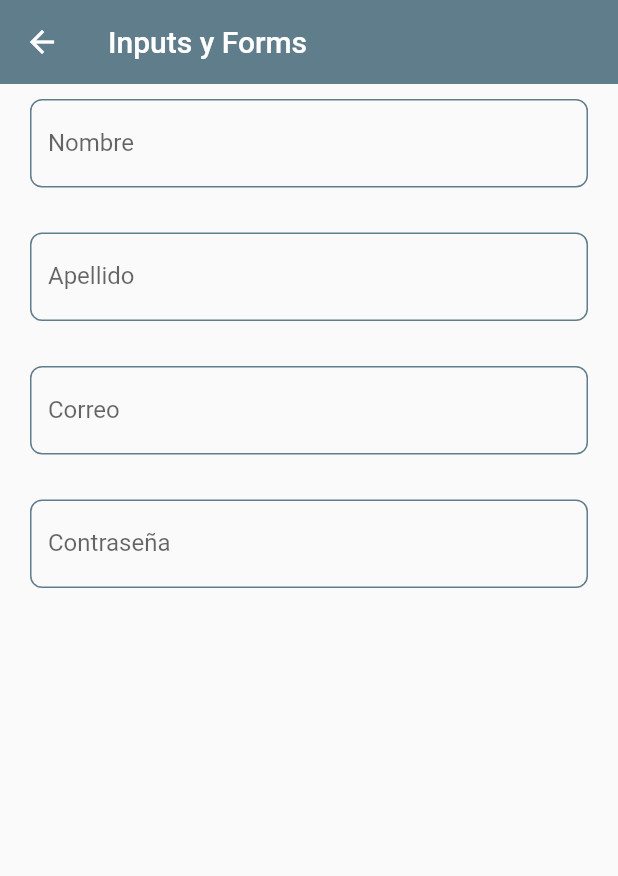
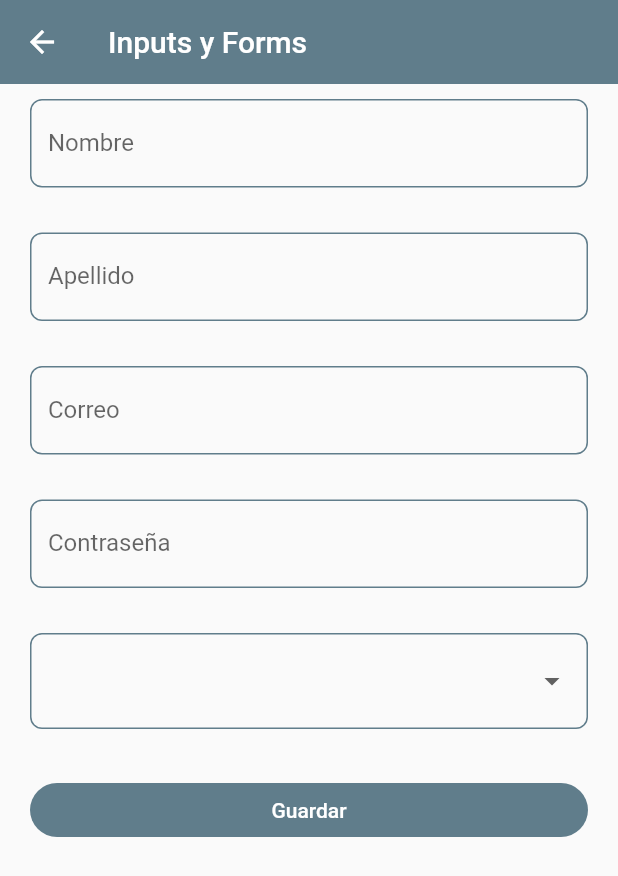
Before and after one commit to ericyec/flutter_components, a Flutter app: the InputsScreen screen opened by its route, on a phone screen of 412 x 824 dp. Shown: the top 876 px of the screen. Run offline on Flutter 3.47's test engine with Material 2 defaults, Android fonts, the phone set to English and light mode, and no system bars; missing offline and left inert: dart:ffi.

Commit message:
Final del proyecto

```diff
--- a/lib/router/app_routes.dart
+++ b/lib/router/app_routes.dart
@@ -1,6 +1,7 @@
 import 'package:flutter/material.dart';
 
 import 'package:flutter_components/models/models.dart';
+import 'package:flutter_components/screens/slider_screen.dart';
 
 import '../screens/screens.dart';
 
@@ -49,6 +50,11 @@ class AppRoutes {
         screen: const InputsScreen(),
         icon: Icons.input_rounded),
     MenuOption(
+        route: '/slider',
+        name: 'Slider & Checks',
+        screen: const SliderScreen(),
+        icon: Icons.slideshow),
+    MenuOption(
         route: '/lisviewBuilder',
         name: 'List View Builder',
         screen: const ListviewBuilderScreen(),
--- a/lib/screens/inputs_screen.dart
+++ b/lib/screens/inputs_screen.dart
@@ -7,6 +7,16 @@ class InputsScreen extends StatelessWidget {
 
   @override
   Widget build(BuildContext context) {
+    final GlobalKey<FormState> myFormKey = GlobalKey<FormState>();
+
+    final Map<String, String> formValues = {
+      'first_name': 'eric',
+      'last_name': 'Rdgz',
+      'email': 'ericyec@gmail.com',
+      'password': '123456',
+      'role': 'Admin'
+    };
+
     return Scaffold(
       appBar: AppBar(
         title: const Text('Inputs y Forms'),
@@ -14,40 +24,78 @@ class InputsScreen extends StatelessWidget {
       body: SingleChildScrollView(
           child: Padding(
         padding: const EdgeInsets.symmetric(vertical: 10, horizontal: 20),
+        child: Form(
+          key: myFormKey,
           child: Column(
-          children: const [
+            children: [
               CustomInputField(
                 labelText: "Nombre",
                 hintText: "Nombre del usuario",
+                formProperty: 'first_name',
+                formValues: formValues,
               ),
-            SizedBox(
-              height: 30,
-            ),
+              const SizedBox(height: 30),
               CustomInputField(
                 labelText: "Apellido",
                 hintText: "Apellido del usuario",
+                formProperty: 'last_name',
+                formValues: formValues,
               ),
-            SizedBox(
-              height: 30,
-            ),
+              const SizedBox(height: 30),
               CustomInputField(
                 labelText: "Correo",
                 hintText: "Correo del usuario",
+                formProperty: 'email',
+                formValues: formValues,
                 keyboardType: TextInputType.emailAddress,
               ),
-            SizedBox(
-              height: 30,
-            ),
+              const SizedBox(height: 30),
               CustomInputField(
                 labelText: "Contraseña",
                 hintText: "Contraseña",
-              keyboardType: TextInputType.emailAddress,
+                formProperty: 'password',
+                formValues: formValues,
+                keyboardType: TextInputType.text,
                 obscureText: true,
               ),
-            SizedBox(
-              height: 30,
+              const SizedBox(height: 30),
+
+              // DropDown
+              DropdownButtonFormField<String>(
+                  items: const [
+                    DropdownMenuItem(value: 'Admin', child: Text('Admin')),
+                    DropdownMenuItem(
+                        value: 'Superuser', child: Text('Superuser')),
+                    DropdownMenuItem(
+                        value: 'Developer', child: Text('Developer')),
+                    DropdownMenuItem(
+                        value: 'Jr. Developer', child: Text('Jr. Developer')),
+                  ],
+                  onChanged: (value) {
+                    print(value);
+                    formValues['role'] = value ?? 'Admin';
+                  }),
+              const SizedBox(height: 30),
+
+              // ElevateButton
+              ElevatedButton(
+                onPressed: () {
+                  // Deshabilidar teclado
+                  FocusScope.of(context).requestFocus(FocusNode());
+
+                  if (!myFormKey.currentState!.validate()) {
+                    print('Formulario no valido');
+                    return;
+                  }
+                  print('Datos: $formValues');
+                },
+                child: const SizedBox(
+                  width: double.infinity,
+                  child: Center(child: Text('Guardar')),
                 ),
+              )
             ],
+          ),
         ),
       )),
     );
--- a/lib/screens/screens.dart
+++ b/lib/screens/screens.dart
@@ -7,3 +7,4 @@ export 'package:flutter_components/screens/inputs_screen.dart';
 export 'package:flutter_components/screens/listview_builder_screen.dart';
 export 'package:flutter_components/screens/listview1_screen.dart';
 export 'package:flutter_components/screens/listview2_screen..dart';
+export 'package:flutter_components/screens/slider_screen.dart';
--- a/lib/widgets/custom_input_field.dart
+++ b/lib/widgets/custom_input_field.dart
@@ -10,6 +10,9 @@ class CustomInputField extends StatelessWidget {
   final TextInputType? keyboardType;
   final bool obscureText;
 
+  final String formProperty;
+  final Map<String, String> formValues;
+
   const CustomInputField({
     Key? key,
     this.hintText,
@@ -19,6 +22,8 @@ class CustomInputField extends StatelessWidget {
     this.suffixIcon,
     this.keyboardType,
     this.obscureText = false,
+    required this.formProperty,
+    required this.formValues,
   }) : super(key: key);
 
   @override
@@ -30,7 +35,7 @@ class CustomInputField extends StatelessWidget {
       keyboardType: keyboardType == null ? null : TextInputType.emailAddress,
       obscureText: obscureText,
       onChanged: (value) {
-        print(value);
+        formValues[formProperty] = value;
       },
       validator: (value) {
         if (value == null) return 'Es requerido';
```
Also changed, not shown: lib/screens/listview_builder_screen.dart (+37 -3 lines), lib/screens/slider_screen.dart (added, +77 -0 lines). Lines whose indentation alone changed are shown as unchanged.
